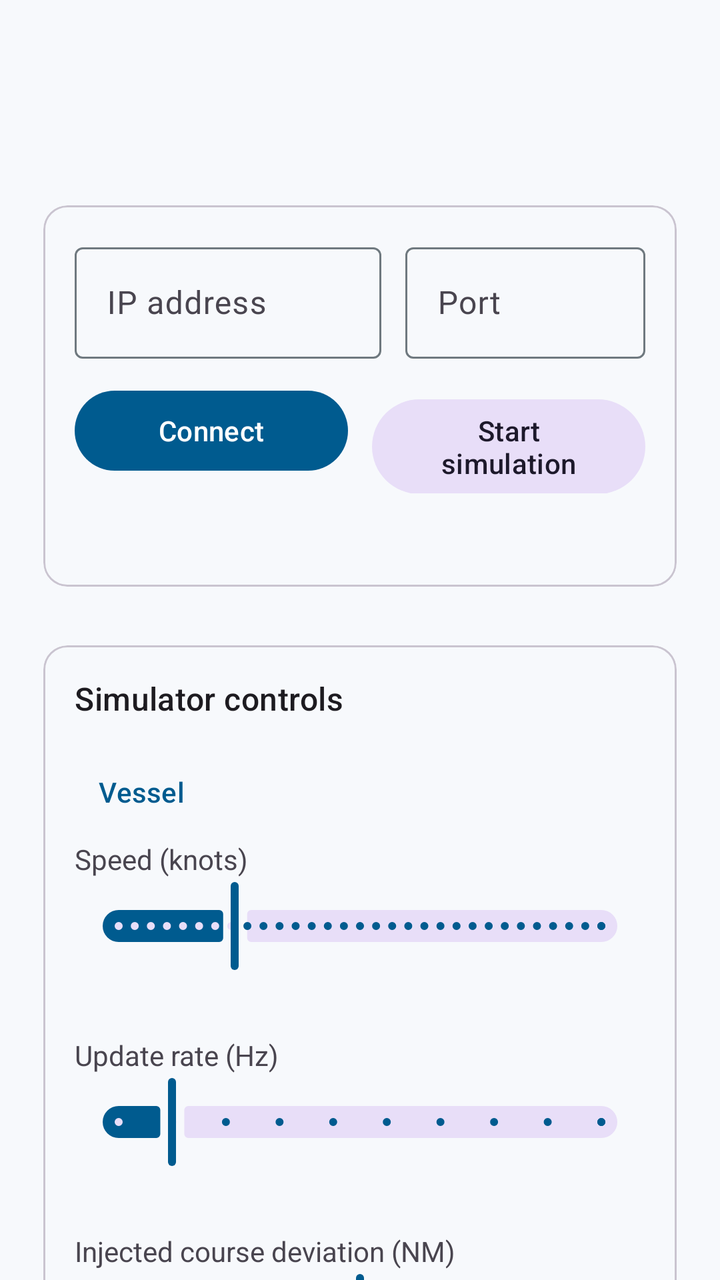
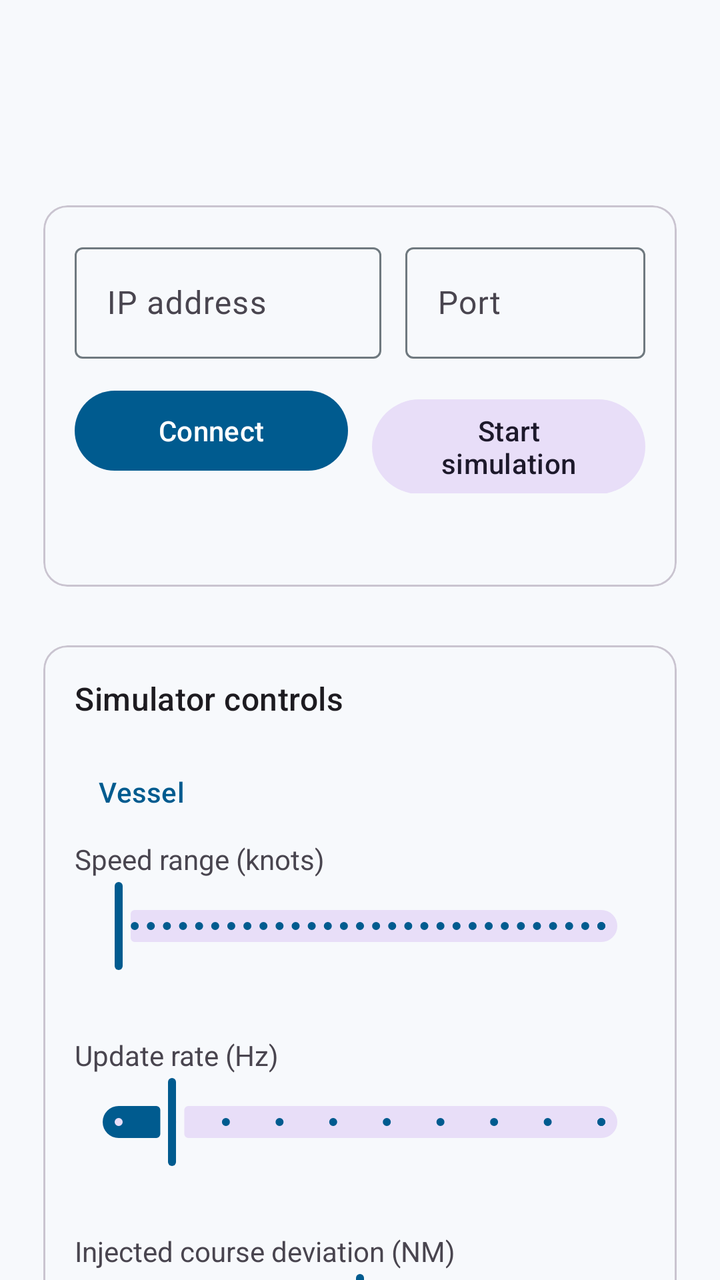

An Android layout rendered at two revisions. The XML below is the earlier revision; the diff shows what the commit changed to produce the second picture.
<!-- AndroidManifest.xml: application theme Theme.NmeaNavigationSimulator -->
<!-- res/layout/activity_main.xml -->
<?xml version="1.0" encoding="utf-8"?>
<androidx.core.widget.NestedScrollView xmlns:android="http://schemas.android.com/apk/res/android"
    xmlns:app="http://schemas.android.com/apk/res-auto"
    android:layout_width="match_parent"
    android:layout_height="match_parent"
    android:fillViewport="true">

    <LinearLayout
        android:layout_width="match_parent"
        android:layout_height="wrap_content"
        android:orientation="vertical"
        android:padding="16dp">

        <com.google.android.material.appbar.MaterialToolbar
            android:id="@+id/toolbar"
            android:layout_width="match_parent"
            android:layout_height="wrap_content"
            android:title="@string/app_name"
            android:subtitle="@string/toolbar_subtitle" />

        <com.google.android.material.card.MaterialCardView
            android:layout_width="match_parent"
            android:layout_height="wrap_content"
            android:layout_marginTop="16dp"
            app:cardUseCompatPadding="true">

            <LinearLayout
                android:layout_width="match_parent"
                android:layout_height="wrap_content"
                android:orientation="vertical"
                android:padding="16dp">

                <LinearLayout
                    android:layout_width="match_parent"
                    android:layout_height="wrap_content"
                    android:orientation="horizontal">

                    <com.google.android.material.textfield.TextInputLayout
                        android:id="@+id/ipInputLayout"
                        android:layout_width="0dp"
                        android:layout_height="wrap_content"
                        android:layout_weight="1"
                        android:hint="@string/ip_address">

                        <com.google.android.material.textfield.TextInputEditText
                            android:id="@+id/ipEditText"
                            android:layout_width="match_parent"
                            android:layout_height="wrap_content"
                            android:inputType="textUri" />
                    </com.google.android.material.textfield.TextInputLayout>

                    <Space
                        android:layout_width="12dp"
                        android:layout_height="1dp" />

                    <com.google.android.material.textfield.TextInputLayout
                        android:id="@+id/portInputLayout"
                        android:layout_width="120dp"
                        android:layout_height="wrap_content"
                        android:hint="@string/port">

                        <com.google.android.material.textfield.TextInputEditText
                            android:id="@+id/portEditText"
                            android:layout_width="match_parent"
                            android:layout_height="wrap_content"
                            android:inputType="number" />
                    </com.google.android.material.textfield.TextInputLayout>
                </LinearLayout>

                <LinearLayout
                    android:layout_width="match_parent"
                    android:layout_height="wrap_content"
                    android:layout_marginTop="12dp"
                    android:orientation="horizontal">

                    <com.google.android.material.button.MaterialButton
                        android:id="@+id/connectButton"
                        style="@style/Widget.Material3.Button"
                        android:layout_width="0dp"
                        android:layout_height="wrap_content"
                        android:layout_weight="1"
                        android:text="@string/connect" />

                    <Space
                        android:layout_width="12dp"
                        android:layout_height="1dp" />

                    <com.google.android.material.button.MaterialButton
                        android:id="@+id/simulationButton"
                        style="@style/Widget.Material3.Button.TonalButton"
                        android:layout_width="0dp"
                        android:layout_height="wrap_content"
                        android:layout_weight="1"
                        android:text="@string/start_simulation" />
                </LinearLayout>

                <TextView
                    android:id="@+id/statusTextView"
                    android:layout_width="match_parent"
                    android:layout_height="wrap_content"
                    android:layout_marginTop="12dp"
                    android:textAppearance="?attr/textAppearanceBodyMedium" />
            </LinearLayout>
        </com.google.android.material.card.MaterialCardView>

        <com.google.android.material.card.MaterialCardView
            android:layout_width="match_parent"
            android:layout_height="wrap_content"
            android:layout_marginTop="16dp"
            app:cardUseCompatPadding="true">

            <LinearLayout
                android:layout_width="match_parent"
                android:layout_height="wrap_content"
                android:orientation="vertical"
                android:padding="16dp">

                <TextView
                    android:layout_width="match_parent"
                    android:layout_height="wrap_content"
                    android:text="@string/simulator_controls"
                    android:textAppearance="?attr/textAppearanceTitleMedium" />

                <com.google.android.material.button.MaterialButton
                    android:id="@+id/vesselSectionButton"
                    style="@style/Widget.Material3.Button.TextButton"
                    android:layout_width="match_parent"
                    android:layout_height="wrap_content"
                    android:layout_marginTop="12dp"
                    android:gravity="start|center_vertical"
                    android:text="@string/vessel_controls" />

                <LinearLayout
                    android:id="@+id/vesselControlsLayout"
                    android:layout_width="match_parent"
                    android:layout_height="wrap_content"
                    android:orientation="vertical">

                    <TextView
                        android:layout_width="match_parent"
                        android:layout_height="wrap_content"
                        android:text="@string/speed_knots" />

                    <com.google.android.material.slider.Slider
                        android:id="@+id/speedSlider"
                        android:layout_width="match_parent"
                        android:layout_height="wrap_content"
                        android:valueFrom="1"
                        android:valueTo="30"
                        android:stepSize="0.5"
                        android:value="8" />

                    <TextView
                        android:id="@+id/speedConfigTextView"
                        android:layout_width="match_parent"
                        android:layout_height="wrap_content" />

                    <TextView
                        android:layout_width="match_parent"
                        android:layout_height="wrap_content"
                        android:layout_marginTop="12dp"
                        android:text="@string/update_rate_hz" />

                    <com.google.android.material.slider.Slider
                        android:id="@+id/updateRateSlider"
                        android:layout_width="match_parent"
                        android:layout_height="wrap_content"
                        android:valueFrom="1"
                        android:valueTo="10"
                        android:stepSize="1"
                        android:value="2" />

                    <TextView
                        android:id="@+id/updateRateTextView"
                        android:layout_width="match_parent"
                        android:layout_height="wrap_content" />

                    <TextView
                        android:layout_width="match_parent"
                        android:layout_height="wrap_content"
                        android:layout_marginTop="12dp"
                        android:text="@string/course_deviation" />

                    <com.google.android.material.slider.Slider
                        android:id="@+id/deviationSlider"
                        android:layout_width="match_parent"
                        android:layout_height="wrap_content"
                        android:valueFrom="-0.5"
                        android:valueTo="0.5"
                        android:stepSize="0.01"
                        android:value="0" />

                    <TextView
                        android:id="@+id/deviationTextView"
                        android:layout_width="match_parent"
                        android:layout_height="wrap_content" />
                </LinearLayout>

                <com.google.android.material.button.MaterialButton
                    android:id="@+id/windSectionButton"
                    style="@style/Widget.Material3.Button.TextButton"
                    android:layout_width="match_parent"
                    android:layout_height="wrap_content"
                    android:layout_marginTop="8dp"
                    android:gravity="start|center_vertical"
                    android:text="@string/wind_controls" />

                <LinearLayout
                    android:id="@+id/windControlsLayout"
                    android:layout_width="match_parent"
                    android:layout_height="wrap_content"
                    android:orientation="vertical">

                    <TextView
                        android:layout_width="match_parent"
                        android:layout_height="wrap_content"
                        android:text="@string/wind_direction_true" />

                    <com.google.android.material.slider.Slider
                        android:id="@+id/windDirectionSlider"
                        android:layout_width="match_parent"
                        android:layout_height="wrap_content"
                        android:valueFrom="0"
                        android:valueTo="359"
                        android:stepSize="1"
                        android:value="240" />

                    <TextView
                        android:id="@+id/windDirectionTextView"
                        android:layout_width="match_parent"
                        android:layout_height="wrap_content" />

                    <TextView
                        android:layout_width="match_parent"
                        android:layout_height="wrap_content"
                        android:layout_marginTop="12dp"
                        android:text="@string/wind_speed_knots" />

                    <com.google.android.material.slider.Slider
                        android:id="@+id/windSpeedSlider"
                        android:layout_width="match_parent"
                        android:layout_height="wrap_content"
                        android:valueFrom="0"
                        android:valueTo="60"
                        android:stepSize="0.5"
                        android:value="12" />

                    <TextView
                        android:id="@+id/windSpeedTextView"
                        android:layout_width="match_parent"
                        android:layout_height="wrap_content" />
                </LinearLayout>

                <com.google.android.material.button.MaterialButton
                    android:id="@+id/waterSectionButton"
                    style="@style/Widget.Material3.Button.TextButton"
                    android:layout_width="match_parent"
                    android:layout_height="wrap_content"
                    android:layout_marginTop="8dp"
                    android:gravity="start|center_vertical"
                    android:text="@string/water_controls" />

                <LinearLayout
                    android:id="@+id/waterControlsLayout"
                    android:layout_width="match_parent"
                    android:layout_height="wrap_content"
                    android:orientation="vertical">

                    <TextView
                        android:layout_width="match_parent"
                        android:layout_height="wrap_content"
                        android:text="@string/depth_meters" />

                    <com.google.android.material.slider.Slider
                        android:id="@+id/depthSlider"
                        android:layout_width="match_parent"
                        android:layout_height="wrap_content"
                        android:valueFrom="0"
                        android:valueTo="100"
                        android:stepSize="0.5"
                        android:value="8" />

                    <TextView
                        android:id="@+id/depthTextView"
                        android:layout_width="match_parent"
                        android:layout_height="wrap_content" />

                    <TextView
                        android:layout_width="match_parent"
                        android:layout_height="wrap_content"
                        android:layout_marginTop="12dp"
                        android:text="@string/water_temperature_celsius" />

                    <com.google.android.material.slider.Slider
                        android:id="@+id/waterTemperatureSlider"
                        android:layout_width="match_parent"
                        android:layout_height="wrap_content"
                        android:valueFrom="-2"
                        android:valueTo="35"
                        android:stepSize="0.5"
                        android:value="14" />

                    <TextView
                        android:id="@+id/waterTemperatureTextView"
                        android:layout_width="match_parent"
                        android:layout_height="wrap_content" />
                </LinearLayout>

                <com.google.android.material.button.MaterialButton
                    android:id="@+id/currentSectionButton"
                    style="@style/Widget.Material3.Button.TextButton"
                    android:layout_width="match_parent"
                    android:layout_height="wrap_content"
                    android:layout_marginTop="8dp"
                    android:gravity="start|center_vertical"
                    android:text="@string/current_controls" />

                <LinearLayout
                    android:id="@+id/currentControlsLayout"
                    android:layout_width="match_parent"
                    android:layout_height="wrap_content"
                    android:orientation="vertical">

                    <TextView
                        android:layout_width="match_parent"
                        android:layout_height="wrap_content"
                        android:text="@string/current_direction_true" />

                    <com.google.android.material.slider.Slider
                        android:id="@+id/currentDirectionSlider"
                        android:layout_width="match_parent"
                        android:layout_height="wrap_content"
                        android:valueFrom="0"
                        android:valueTo="359"
                        android:stepSize="1"
                        android:value="90" />

                    <TextView
                        android:id="@+id/currentDirectionTextView"
                        android:layout_width="match_parent"
                        android:layout_height="wrap_content" />

                    <TextView
                        android:layout_width="match_parent"
                        android:layout_height="wrap_content"
                        android:layout_marginTop="12dp"
                        android:text="@string/current_speed_knots" />

                    <com.google.android.material.slider.Slider
                        android:id="@+id/currentSpeedSlider"
                        android:layout_width="match_parent"
                        android:layout_height="wrap_content"
                        android:valueFrom="0"
                        android:valueTo="5"
                        android:stepSize="0.1"
                        android:value="0.5" />

                    <TextView
                        android:id="@+id/currentSpeedTextView"
                        android:layout_width="match_parent"
                        android:layout_height="wrap_content" />
                </LinearLayout>
            </LinearLayout>
        </com.google.android.material.card.MaterialCardView>

        <com.google.android.material.card.MaterialCardView
            android:layout_width="match_parent"
            android:layout_height="wrap_content"
            android:layout_marginTop="16dp"
            app:cardUseCompatPadding="true">

            <LinearLayout
                android:layout_width="match_parent"
                android:layout_height="wrap_content"
                android:orientation="vertical"
                android:padding="16dp">

                <TextView
                    android:layout_width="match_parent"
                    android:layout_height="wrap_content"
                    android:text="@string/track_visualization"
                    android:textAppearance="?attr/textAppearanceTitleMedium" />

                <com.nauticontrol.nmeanavigationsimulator.ui.TrackView
                    android:id="@+id/trackView"
                    android:layout_width="match_parent"
                    android:layout_height="280dp"
                    android:layout_marginTop="12dp" />
            </LinearLayout>
        </com.google.android.material.card.MaterialCardView>

        <com.google.android.material.card.MaterialCardView
            android:layout_width="match_parent"
            android:layout_height="wrap_content"
            android:layout_marginTop="16dp"
            app:cardUseCompatPadding="true">

            <LinearLayout
                android:layout_width="match_parent"
                android:layout_height="wrap_content"
                android:orientation="vertical"
                android:padding="16dp">

                <TextView
                    android:layout_width="match_parent"
                    android:layout_height="wrap_content"
                    android:text="@string/live_navigation"
                    android:textAppearance="?attr/textAppearanceTitleMedium" />

                <TextView
                    android:id="@+id/headingTextView"
                    android:layout_width="match_parent"
                    android:layout_height="wrap_content"
                    android:layout_marginTop="12dp" />

                <TextView
                    android:id="@+id/speedTextView"
                    android:layout_width="match_parent"
                    android:layout_height="wrap_content"
                    android:layout_marginTop="8dp" />

                <TextView
                    android:id="@+id/xteTextView"
                    android:layout_width="match_parent"
                    android:layout_height="wrap_content"
                    android:layout_marginTop="8dp" />

                <TextView
                    android:id="@+id/waypointTextView"
                    android:layout_width="match_parent"
                    android:layout_height="wrap_content"
                    android:layout_marginTop="8dp" />
            </LinearLayout>
        </com.google.android.material.card.MaterialCardView>

        <com.google.android.material.card.MaterialCardView
            android:layout_width="match_parent"
            android:layout_height="wrap_content"
            android:layout_marginTop="16dp"
            android:layout_marginBottom="24dp"
            app:cardUseCompatPadding="true">

            <LinearLayout
                android:layout_width="match_parent"
                android:layout_height="wrap_content"
                android:orientation="vertical"
                android:padding="16dp">

                <TextView
                    android:layout_width="match_parent"
                    android:layout_height="wrap_content"
                    android:text="@string/connection_log"
                    android:textAppearance="?attr/textAppearanceTitleMedium" />

                <TextView
                    android:id="@+id/logTextView"
                    android:layout_width="match_parent"
                    android:layout_height="wrap_content"
                    android:layout_marginTop="12dp"
                    android:fontFamily="monospace"
                    android:textSize="12sp" />
            </LinearLayout>
        </com.google.android.material.card.MaterialCardView>
    </LinearLayout>
</androidx.core.widget.NestedScrollView>
<!-- resources referenced by this layout -->
<resources>
  <string name="app_name">NMEA Navigation Simulator</string>
  <string name="connect">Connect</string>
  <string name="connection_log">Connection log</string>
  <string name="course_deviation">Injected course deviation (NM)</string>
  <string name="current_controls">Current</string>
  <string name="current_direction_true">Current direction (°T)</string>
  <string name="current_speed_knots">Current speed (knots)</string>
  <string name="depth_meters">Depth (m)</string>
  <string name="ip_address">IP address</string>
  <string name="live_navigation">Live navigation</string>
  <string name="port">Port</string>
  <string name="simulator_controls">Simulator controls</string>
  <string name="speed_knots">Speed (knots)</string>
  <string name="start_simulation">Start simulation</string>
  <string name="toolbar_subtitle">NMEA to N2K / SeaTalk test source</string>
  <string name="track_visualization">Track visualization</string>
  <string name="update_rate_hz">Update rate (Hz)</string>
  <string name="vessel_controls">Vessel</string>
  <string name="water_controls">Depth and temperature</string>
  <string name="water_temperature_celsius">Water temperature (°C)</string>
  <string name="wind_controls">Wind</string>
  <string name="wind_direction_true">Wind direction (°T)</string>
  <string name="wind_speed_knots">Wind speed (knots)</string>
  <style name="Theme.NmeaNavigationSimulator" parent="Theme.Material3.Light.NoActionBar">
          <item name="colorPrimary">@color/md_theme_light_primary</item>
          <item name="colorOnPrimary">@color/md_theme_light_onPrimary</item>
          <item name="colorPrimaryContainer">@color/md_theme_light_primaryContainer</item>
          <item name="colorOnPrimaryContainer">@color/md_theme_light_onPrimaryContainer</item>
          <item name="colorSecondary">@color/md_theme_light_secondary</item>
          <item name="colorOnSecondary">@color/md_theme_light_onSecondary</item>
          <item name="android:colorBackground">@color/md_theme_light_background</item>
          <item name="colorSurface">@color/md_theme_light_surface</item>
          <item name="colorOnSurface">@color/md_theme_light_onSurface</item>
          <item name="colorOutline">@color/md_theme_light_outline</item>
          <item name="android:statusBarColor" tools:targetApi="l">@android:color/transparent</item>
          <item name="android:windowLightStatusBar" tools:targetApi="m">true</item>
      </style>
  <color name="md_theme_light_primary">#005B8F</color>
  <color name="md_theme_light_onPrimary">#FFFFFF</color>
  <color name="md_theme_light_primaryContainer">#CAE6FF</color>
  <color name="md_theme_light_onPrimaryContainer">#001D31</color>
  <color name="md_theme_light_secondary">#4D616F</color>
  <color name="md_theme_light_onSecondary">#FFFFFF</color>
  <color name="md_theme_light_background">#F7F9FC</color>
  <color name="md_theme_light_surface">#F7F9FC</color>
  <color name="md_theme_light_onSurface">#171C21</color>
  <color name="md_theme_light_outline">#6F797F</color>
</resources>

<!-- the commit's change to res/layout/activity_main.xml (unified diff, before → after) -->
@@ -141,14 +141,13 @@
                         android:layout_height="wrap_content"
                         android:text="@string/speed_knots" />
 
-                    <com.google.android.material.slider.Slider
-                        android:id="@+id/speedSlider"
+                    <com.google.android.material.slider.RangeSlider
+                        android:id="@+id/speedRangeSlider"
                         android:layout_width="match_parent"
                         android:layout_height="wrap_content"
                         android:valueFrom="1"
                         android:valueTo="30"
-                        android:stepSize="0.5"
-                        android:value="8" />
+                        android:stepSize="0.5" />
 
                     <TextView
                         android:id="@+id/speedConfigTextView"
@@ -216,14 +215,13 @@
                         android:layout_height="wrap_content"
                         android:text="@string/wind_direction_true" />
 
-                    <com.google.android.material.slider.Slider
-                        android:id="@+id/windDirectionSlider"
+                    <com.google.android.material.slider.RangeSlider
+                        android:id="@+id/windDirectionRangeSlider"
                         android:layout_width="match_parent"
                         android:layout_height="wrap_content"
                         android:valueFrom="0"
                         android:valueTo="359"
-                        android:stepSize="1"
-                        android:value="240" />
+                        android:stepSize="1" />
 
                     <TextView
                         android:id="@+id/windDirectionTextView"
@@ -236,14 +234,13 @@
                         android:layout_marginTop="12dp"
                         android:text="@string/wind_speed_knots" />
 
-                    <com.google.android.material.slider.Slider
-                        android:id="@+id/windSpeedSlider"
+                    <com.google.android.material.slider.RangeSlider
+                        android:id="@+id/windSpeedRangeSlider"
                         android:layout_width="match_parent"
                         android:layout_height="wrap_content"
                         android:valueFrom="0"
                         android:valueTo="60"
-                        android:stepSize="0.5"
-                        android:value="12" />
+                        android:stepSize="0.5" />
 
                     <TextView
                         android:id="@+id/windSpeedTextView"
@@ -271,14 +268,13 @@
                         android:layout_height="wrap_content"
                         android:text="@string/depth_meters" />
 
-                    <com.google.android.material.slider.Slider
-                        android:id="@+id/depthSlider"
+                    <com.google.android.material.slider.RangeSlider
+                        android:id="@+id/depthRangeSlider"
                         android:layout_width="match_parent"
                         android:layout_height="wrap_content"
                         android:valueFrom="0"
                         android:valueTo="100"
-                        android:stepSize="0.5"
-                        android:value="8" />
+                        android:stepSize="0.5" />
 
                     <TextView
                         android:id="@+id/depthTextView"
@@ -291,14 +287,13 @@
                         android:layout_marginTop="12dp"
                         android:text="@string/water_temperature_celsius" />
 
-                    <com.google.android.material.slider.Slider
-                        android:id="@+id/waterTemperatureSlider"
+                    <com.google.android.material.slider.RangeSlider
+                        android:id="@+id/waterTemperatureRangeSlider"
                         android:layout_width="match_parent"
                         android:layout_height="wrap_content"
                         android:valueFrom="-2"
                         android:valueTo="35"
-                        android:stepSize="0.5"
-                        android:value="14" />
+                        android:stepSize="0.5" />
 
                     <TextView
                         android:id="@+id/waterTemperatureTextView"
@@ -326,14 +321,13 @@
                         android:layout_height="wrap_content"
                         android:text="@string/current_direction_true" />
 
-                    <com.google.android.material.slider.Slider
-                        android:id="@+id/currentDirectionSlider"
+                    <com.google.android.material.slider.RangeSlider
+                        android:id="@+id/currentDirectionRangeSlider"
                         android:layout_width="match_parent"
                         android:layout_height="wrap_content"
                         android:valueFrom="0"
                         android:valueTo="359"
-                        android:stepSize="1"
-                        android:value="90" />
+                        android:stepSize="1" />
 
                     <TextView
                         android:id="@+id/currentDirectionTextView"
@@ -346,14 +340,13 @@
                         android:layout_marginTop="12dp"
                         android:text="@string/current_speed_knots" />
 
-                    <com.google.android.material.slider.Slider
-                        android:id="@+id/currentSpeedSlider"
+                    <com.google.android.material.slider.RangeSlider
+                        android:id="@+id/currentSpeedRangeSlider"
                         android:layout_width="match_parent"
                         android:layout_height="wrap_content"
                         android:valueFrom="0"
                         android:valueTo="5"
-                        android:stepSize="0.1"
-                        android:value="0.5" />
+                        android:stepSize="0.1" />
 
                     <TextView
                         android:id="@+id/currentSpeedTextView"
<!-- resource entries referenced after the edit -->
@@ -5,24 +5,24 @@
   <string name="connection_log">Connection log</string>
   <string name="course_deviation">Injected course deviation (NM)</string>
   <string name="current_controls">Current</string>
-  <string name="current_direction_true">Current direction (°T)</string>
-  <string name="current_speed_knots">Current speed (knots)</string>
-  <string name="depth_meters">Depth (m)</string>
+  <string name="current_direction_true">Current direction range (°T)</string>
+  <string name="current_speed_knots">Current speed range (knots)</string>
+  <string name="depth_meters">Depth range (m)</string>
   <string name="ip_address">IP address</string>
   <string name="live_navigation">Live navigation</string>
   <string name="port">Port</string>
   <string name="simulator_controls">Simulator controls</string>
-  <string name="speed_knots">Speed (knots)</string>
+  <string name="speed_knots">Speed range (knots)</string>
   <string name="start_simulation">Start simulation</string>
   <string name="toolbar_subtitle">NMEA to N2K / SeaTalk test source</string>
   <string name="track_visualization">Track visualization</string>
   <string name="update_rate_hz">Update rate (Hz)</string>
   <string name="vessel_controls">Vessel</string>
   <string name="water_controls">Depth and temperature</string>
-  <string name="water_temperature_celsius">Water temperature (°C)</string>
+  <string name="water_temperature_celsius">Water temperature range (°C)</string>
   <string name="wind_controls">Wind</string>
-  <string name="wind_direction_true">Wind direction (°T)</string>
-  <string name="wind_speed_knots">Wind speed (knots)</string>
+  <string name="wind_direction_true">Wind direction range (°T)</string>
+  <string name="wind_speed_knots">Wind speed range (knots)</string>
   <style name="Theme.NmeaNavigationSimulator" parent="Theme.Material3.Light.NoActionBar">
           <item name="colorPrimary">@color/md_theme_light_primary</item>
           <item name="colorOnPrimary">@color/md_theme_light_onPrimary</item>
